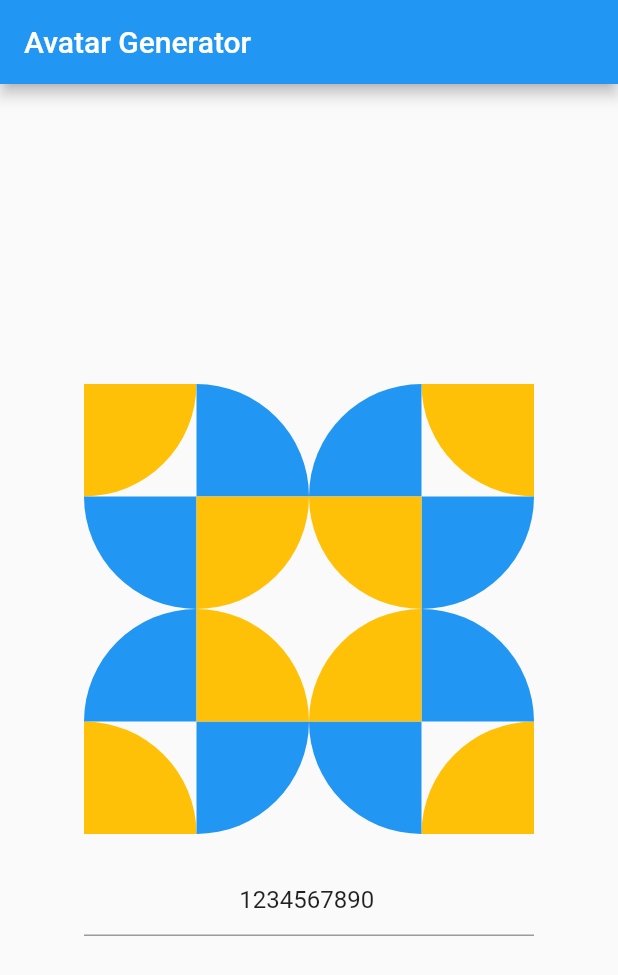
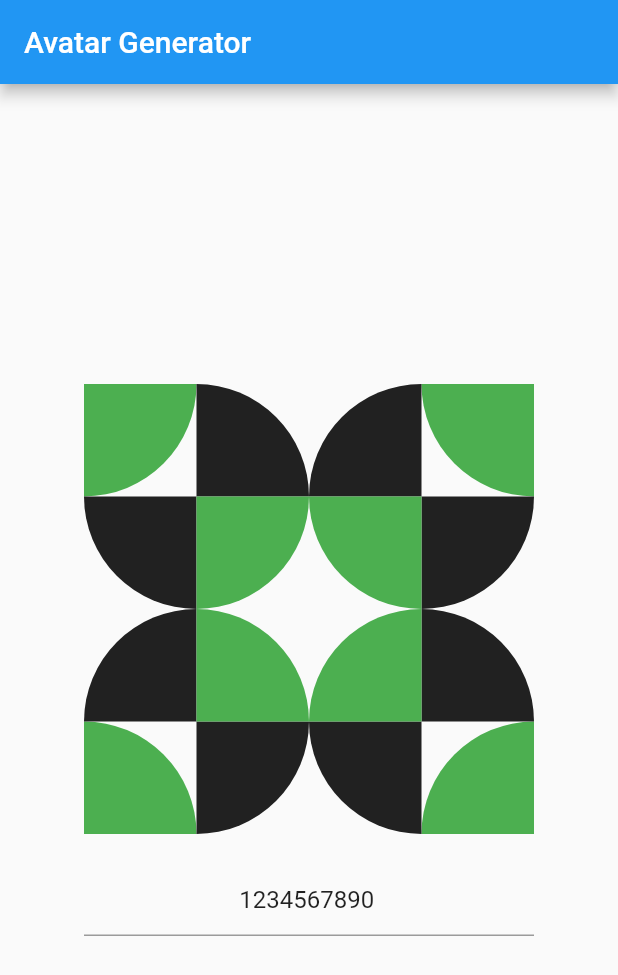
Before and after one commit to guidotheelen/avatar_generator, a Flutter app: the screen it shows after launch, on a phone screen of 412 x 824 dp. Shown: the top 975 px of the screen. Run offline on Flutter 3.47's test engine with Material 2 defaults, Android fonts, the phone set to English and light mode, and no system bars.

Commit message:
add docs

```diff
--- a/example/lib/main.dart
+++ b/example/lib/main.dart
@@ -48,6 +48,7 @@ class _MyHomePageState extends State<MyHomePage> {
                 valueListenable: seed,
                 builder: (_, value, __) => AvatarGenerator(
                   seed: value,
+                  colors: [Colors.green, Colors.black87],
                 ),
               ),
             ),
```
Also changed, not shown: images/avatar1.png (added), images/avatar2.png (added), images/avatar3.png (added), images/avatar4.png (added), 2 other files.
